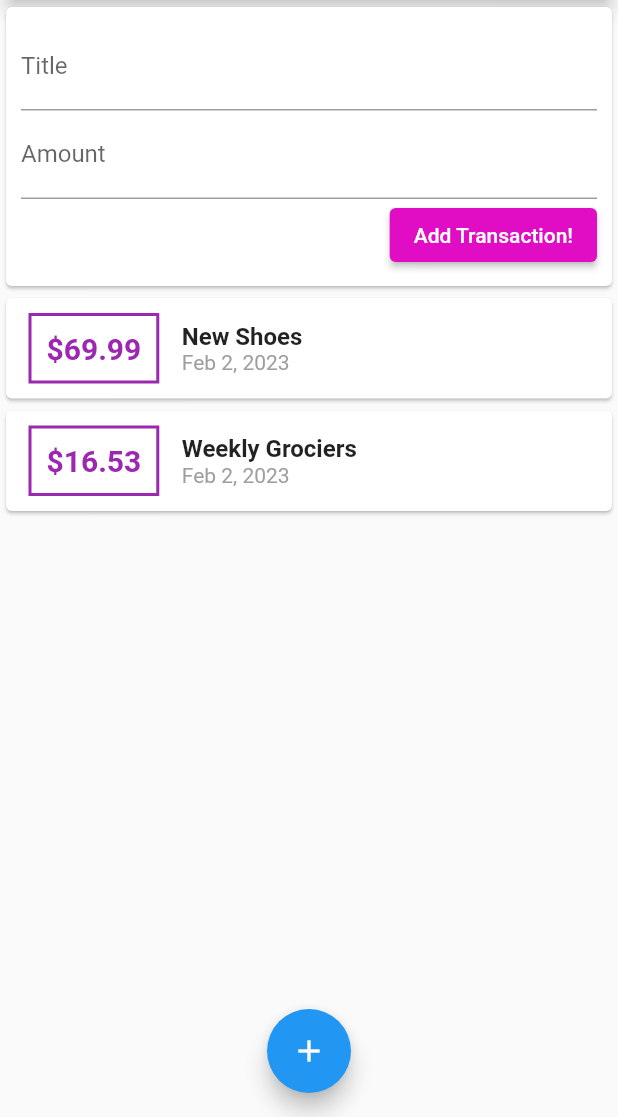
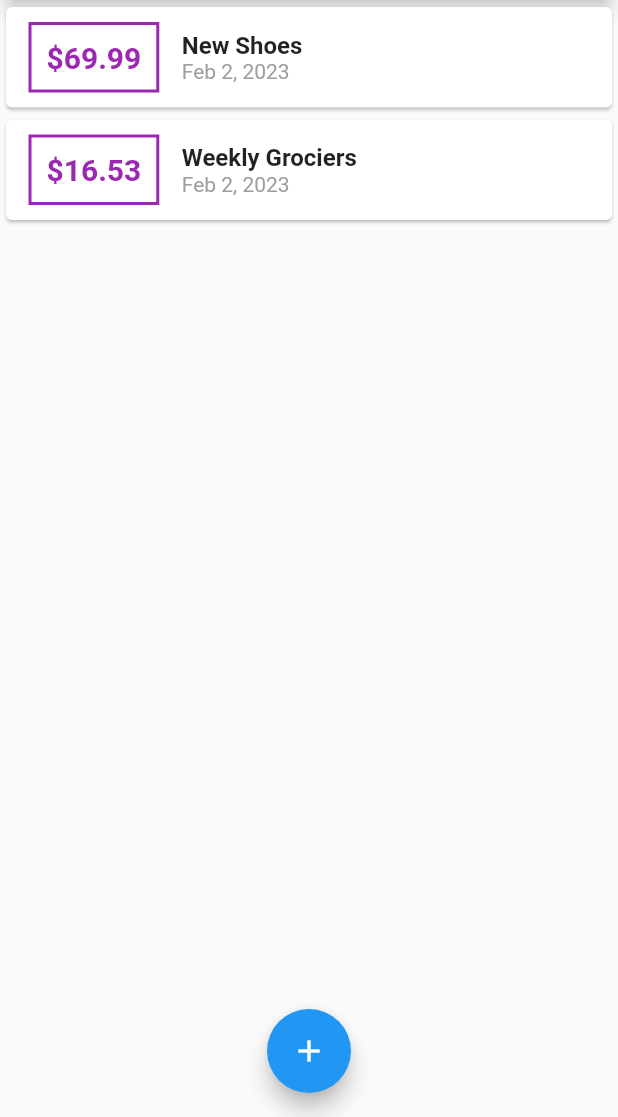
Before and after one commit to akakiev/personal-expenses-app, a Flutter app: the screen it shows after launch, on a phone screen of 412 x 824 dp, the part 119-1236 px from its top. Run offline on Flutter 3.47's test engine with Material 2 defaults, Android fonts, the phone set to English and light mode, and no system bars.

```diff
--- a/lib/main.dart
+++ b/lib/main.dart
@@ -1,5 +1,7 @@
 import 'package:flutter/material.dart';
-import './widgets/user_transactions.dart';
+import './widgets/new_transaction.dart';
+import './widgets/transaction_list.dart';
+import './models/transaction.dart';
 
 void main() => runApp(MyApp());
 
@@ -13,16 +15,58 @@ class MyApp extends StatelessWidget {
   }
 }
 
-class MyHomePage extends StatelessWidget {
+class MyHomePage extends StatefulWidget {
+  @override
+  State<MyHomePage> createState() => _MyHomePageState();
+}
+
+class _MyHomePageState extends State<MyHomePage> {
   //String titleInput;
-  //String amountInput;
+  final List<Transaction> _userTransactions = [
+    Transaction(
+        id: 't1', title: 'New Shoes', amount: 69.99, date: DateTime.now()),
+    Transaction(
+        id: 't2',
+        title: 'Weekly Grociers',
+        amount: 16.53,
+        date: DateTime.now()),
+  ];
+
+  void _addNewTransaction(String txTitle, double txamount) {
+    final newTx = Transaction(
+      title: txTitle,
+      amount: txamount,
+      date: DateTime.now(),
+      id: DateTime.now().toString(),
+    );
+    setState(() {
+      _userTransactions.add(newTx);
+    });
+  }
+
+  void _startAddNewTransaction(BuildContext ctx) {
+    showModalBottomSheet(
+      context: ctx,
+      builder: (_) {
+        return GestureDetector(
+          onTap: () {},
+          child: NewTransaction(_addNewTransaction),
+          behavior: HitTestBehavior.opaque,
+        );
+      },
+    );
+  }
 
   @override
   Widget build(BuildContext context) {
     return Scaffold(
       appBar: AppBar(
         title: Text('Personal Expensive App'),
-        actions: <Widget>[IconButton(onPressed: () {}, icon: Icon(Icons.add))],
+        actions: <Widget>[
+          IconButton(
+              onPressed: () => _startAddNewTransaction(context),
+              icon: Icon(Icons.add))
+        ],
       ),
       body: SingleChildScrollView(
         child: Column(
@@ -37,13 +81,13 @@ class MyHomePage extends StatelessWidget {
                   elevation: 5,
                 ),
               ),
-              UserTransactions()
+              TransactionList(_userTransactions)
             ]),
       ),
       floatingActionButtonLocation: FloatingActionButtonLocation.centerFloat,
       floatingActionButton: FloatingActionButton(
         child: Icon(Icons.add),
-        onPressed: () {},
+        onPressed: () => _startAddNewTransaction(context),
       ),
     );
   }
--- a/lib/widgets/user_transactions.dart
+++ /dev/null
@@ -1,41 +0,0 @@
-import 'package:flutter/material.dart';
-import './new_transaction.dart';
-import './transaction_list.dart';
-import '../models/transaction.dart';
-
-class UserTransactions extends StatefulWidget {
-  @override
-  State<UserTransactions> createState() => _UserTransactionsState();
-}
-
-class _UserTransactionsState extends State<UserTransactions> {
-  final List<Transaction> _userTransactions = [
-    Transaction(
-        id: 't1', title: 'New Shoes', amount: 69.99, date: DateTime.now()),
-    Transaction(
-        id: 't2',
-        title: 'Weekly Grociers',
-        amount: 16.53,
-        date: DateTime.now()),
-  ];
-
-  void _addNewTransaction(String txTitle, double txamount) {
-    final newTx = Transaction(
-      title: txTitle,
-      amount: txamount,
-      date: DateTime.now(),
-      id: DateTime.now().toString(),
-    );
-    setState(() {
-      _userTransactions.add(newTx);
-    });
-  }
-
-  @override
-  Widget build(BuildContext context) {
-    return Column(children: <Widget>[
-      NewTransaction(_addNewTransaction),
-      TransactionList(_userTransactions)
-    ]);
-  }
-}
```
